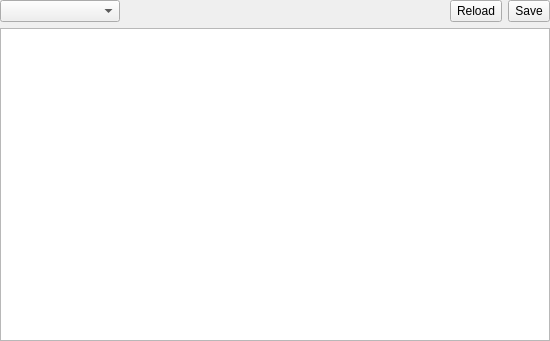
This is xregionswidget.ui in horsicq/XRegionsWidget as Qt 5 draws it before an edit. The edited form follows.
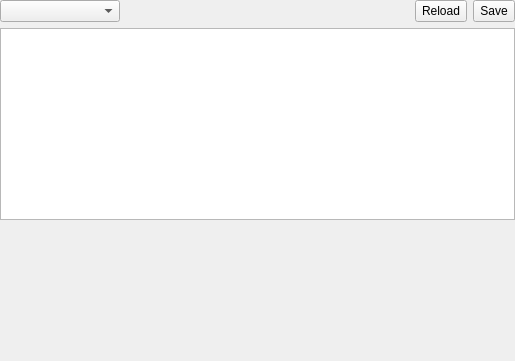
This is the edited form.

The edit to the form file:
```diff
--- a/xregionswidget.ui
+++ b/xregionswidget.ui
@@ -6,8 +6,8 @@
    <rect>
     <x>0</x>
     <y>0</y>
-    <width>550</width>
-    <height>341</height>
+    <width>515</width>
+    <height>361</height>
    </rect>
   </property>
   <property name="windowTitle">
@@ -88,6 +88,16 @@
    <item>
     <widget class="QTreeView" name="treeViewMain"/>
    </item>
+   <item>
+    <widget class="QWidget" name="widgetHex" native="true">
+     <property name="sizePolicy">
+      <sizepolicy hsizetype="Expanding" vsizetype="Expanding">
+       <horstretch>0</horstretch>
+       <verstretch>0</verstretch>
+      </sizepolicy>
+     </property>
+    </widget>
+   </item>
   </layout>
  </widget>
  <resources/>
```
